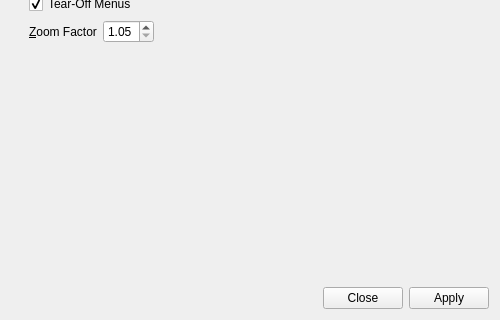
The window that UI/glitch-preferences.ui (textbrowser/glitch) describes before a commit, drawn with Qt 5; both pictures show x 0 to 500 and y 380 to 700 of the 500 by 700 pixel window.
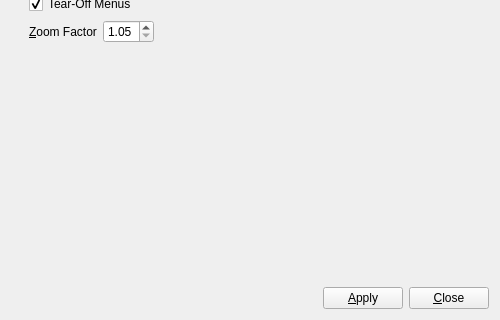
The same window after the commit. Icons and pictures are not drawn. Custom widgets are drawn as their Qt base class.

Commit message: Animated widgets.

```diff
--- a/UI/glitch-preferences.ui
+++ b/UI/glitch-preferences.ui
@@ -353,17 +353,45 @@
     </widget>
    </item>
    <item>
-    <widget class="QDialogButtonBox" name="button_box">
-     <property name="orientation">
-      <enum>Qt::Horizontal</enum>
-     </property>
-     <property name="standardButtons">
-      <set>QDialogButtonBox::Apply|QDialogButtonBox::Close</set>
-     </property>
-    </widget>
+    <layout class="QHBoxLayout" name="horizontalLayout_19">
+     <item>
+      <spacer name="horizontalSpacer_15">
+       <property name="orientation">
+        <enum>Qt::Horizontal</enum>
+       </property>
+       <property name="sizeHint" stdset="0">
+        <size>
+         <width>40</width>
+         <height>20</height>
+        </size>
+       </property>
+      </spacer>
+     </item>
+     <item>
+      <widget class="glitch_animated_push_button" name="apply">
+       <property name="text">
+        <string>&amp;Apply</string>
+       </property>
+      </widget>
+     </item>
+     <item>
+      <widget class="QPushButton" name="close">
+       <property name="text">
+        <string>&amp;Close</string>
+       </property>
+      </widget>
+     </item>
+    </layout>
    </item>
   </layout>
  </widget>
+ <customwidgets>
+  <customwidget>
+   <class>glitch_animated_push_button</class>
+   <extends>QPushButton</extends>
+   <header>glitch-animated-push-button.h</header>
+  </customwidget>
+ </customwidgets>
  <tabstops>
   <tabstop>scrollArea</tabstop>
   <tabstop>tab</tabstop>
```
Left out of the diff: 37 changed lines with no effect on the pictures. The commit also changes 1 other file.
